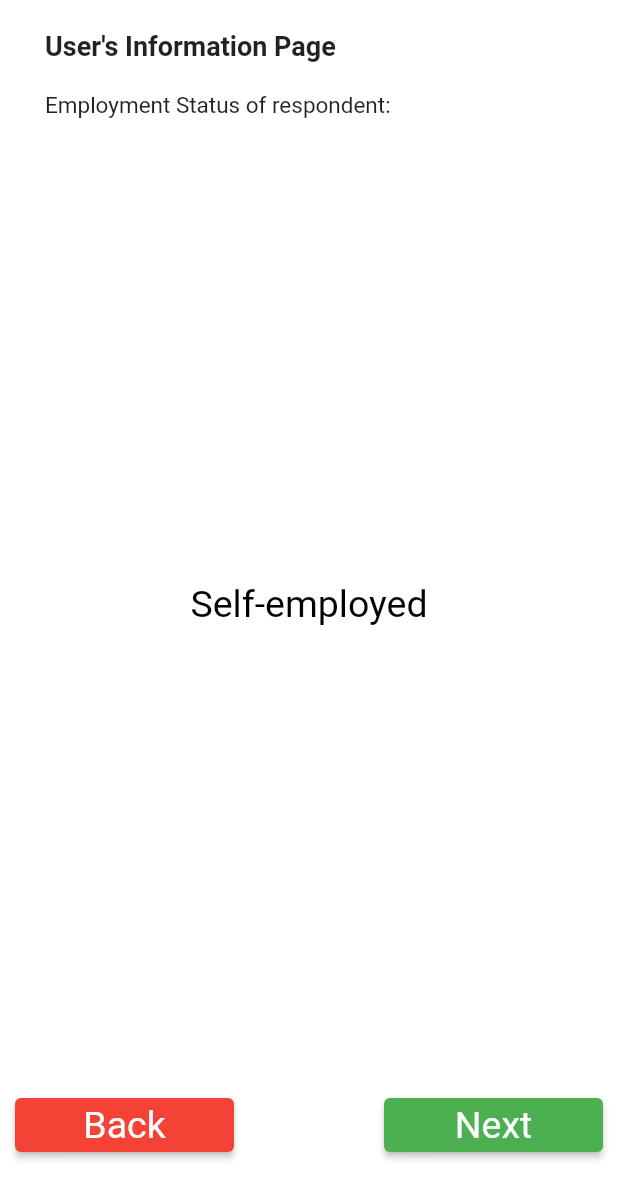
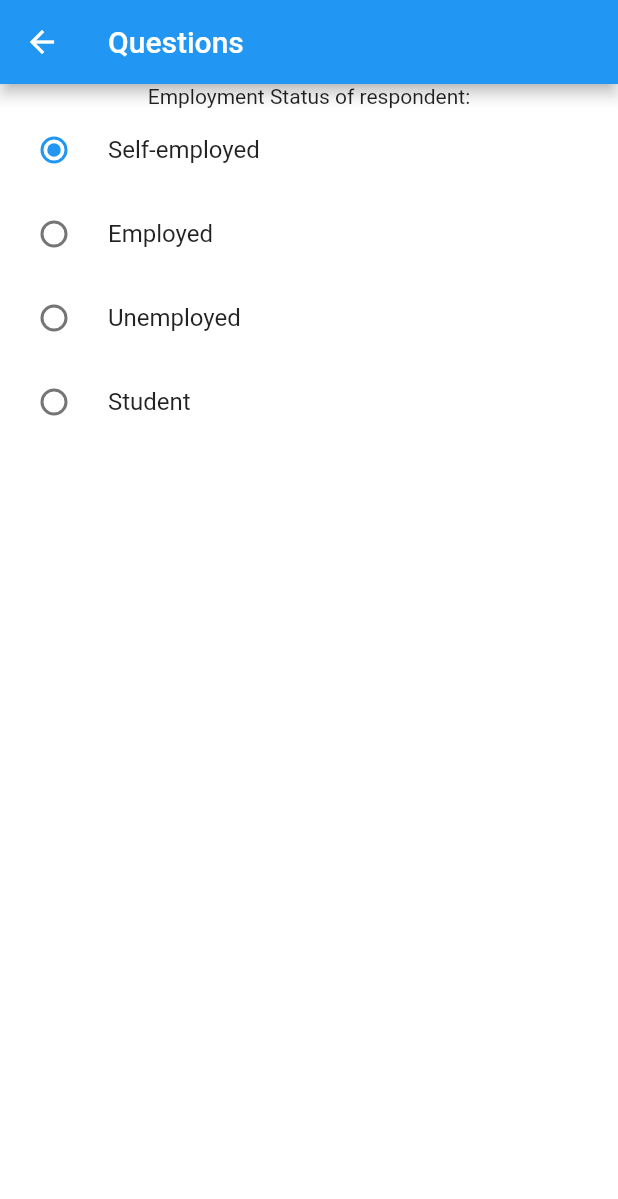
Before and after one commit to Dolappo/survey_app, a Flutter app: the Welcome screen opened by its route, after a tap on "Yes", on a phone screen of 412 x 824 dp. Shown: the top 1199 px of the screen. Run offline on Flutter 3.47's test engine with Material 2 defaults, Android fonts, the phone set to English and light mode, and no system bars; our stand-ins replace flutter_spinkit, google_fonts, rflutter_alert.

Commit message:
I have refactored the code and fixed the display of the questions and options. I also used a pageview here.
What's left now is to fix the selection of an option. I wrote a code for that this morning without running it, not so sure if it works already.

```diff
--- a/lib/display_questions_screen.dart
+++ b/lib/display_questions_screen.dart
@@ -1,154 +1,97 @@
 import 'package:flutter/material.dart';
-import 'package:rflutter_alert/rflutter_alert.dart';
-import 'package:survey_challenge/questions_bank.dart';
-import 'package:survey_challenge/prepare_survey_screen.dart';
+import 'package:survey_challenge/model.dart';
 
-class DisplayQuestions extends StatelessWidget {
-  const DisplayQuestions({Key? key}) : super(key: key);
+class QuestionWidget extends StatefulWidget {
+  final int index;
+  const QuestionWidget({required this.index, Key? key}) : super(key: key);
 
   @override
+  State<QuestionWidget> createState() => _QuestionWidgetState();
+}
+
+class _QuestionWidgetState extends State<QuestionWidget> {
+  AppController app = AppController();
+  @override
   Widget build(BuildContext context) {
-    return const MaterialApp(
-      home: Scaffold(
-        backgroundColor: Colors.white,
-        body: SafeArea(
-          child: Padding(
-            padding: EdgeInsets.symmetric(horizontal: 10.0),
-            child: ShowQuestions(),
-          ),
-        ),
-      ),
+    AppController app = AppController();
+    String groupValue = app.questions[widget.index].options[0];
+    return Column(
+      children: [
+        Text(app.questions[widget.index].questionText),
+        OptionsTile(
+            index: widget.index,
+            groupValue: groupValue,
+          onChanged: (value){
+              setState((){
+                groupValue = value!;
+              });
+          },
+        )
+      ],
     );
   }
 }
 
-class ShowQuestions extends StatefulWidget {
-  const ShowQuestions({Key? key}) : super(key: key);
+class OptionsTile extends StatefulWidget {
+  final int index;
+  final String groupValue;
+  final void Function(String?)? onChanged;
+  const OptionsTile({required this.groupValue, required this.onChanged,required this.index, Key? key}) : super(key: key);
 
   @override
-  State<ShowQuestions> createState() => _ShowQuestionsState();
+  State<OptionsTile> createState() => _OptionsTileState();
 }
 
-class _ShowQuestionsState extends State<ShowQuestions> {
-  InformationQuestion surveyQuestions = InformationQuestion();
-  void readyScreen() {
-    setState(() {
-      if (surveyQuestions.isFinished() == true) {
-        Alert(
-          context: context,
-          type: AlertType.success,
-          title: "Thank You!",
-          desc:
-              "Your information is safe with us. Kindly proceed to the survey questions!",
-          buttons: [
-            DialogButton(
-              onPressed: () => Navigator.push(
-                context,
-                MaterialPageRoute(
-                  builder: ((context) => const Ready()),
-                ),
-              ),
-              width: 120,
-              child: const Text(
-                "CONTINUE",
-                style: TextStyle(color: Colors.white, fontSize: 20),
-              ),
-            )
-          ],
-        ).show();
-      }
-      surveyQuestions.nextQuestion();
-    });
-  }
-
+class _OptionsTileState extends State<OptionsTile> {
   @override
   Widget build(BuildContext context) {
+    AppController app = AppController();
+    bool isSelected = false;
     return Column(
-      crossAxisAlignment: CrossAxisAlignment.start,
-      children: [
-        Container(
-          margin: const EdgeInsets.all(10.0),
-          child: const Padding(
-            padding: EdgeInsets.all(10.0),
-            child: Text(
-              'User\'s Information Page',
-              style: TextStyle(
-                fontSize: 18.0,
-                fontWeight: FontWeight.bold,
-              ),
-            ),
-          ),
-        ),
-        Padding(
-          padding: const EdgeInsets.only(left: 20.0),
-          child: Text(
-            surveyQuestions.getQuestionText()!,
-            style: const TextStyle(
-              fontSize: 15.0,
-              fontWeight: FontWeight.w400,
-            ),
-          ),
-        ),
-        Expanded(
-          flex: 5,
-          child: Padding(
-            padding: const EdgeInsets.all(10.0),
-            child: Center(
-              child: Text(
-                surveyQuestions.getOptionA()!,
-                textAlign: TextAlign.center,
-                style: const TextStyle(
-                  fontSize: 25.0,
-                  color: Colors.black,
-                ),
-              ),
-            ),
-          ),
-        ),
-        Padding(
-          padding: const EdgeInsets.only(bottom: 50.0),
-          child: Row(
-            mainAxisAlignment: MainAxisAlignment.spaceBetween,
-            children: [
-              Expanded(
-                child: ElevatedButton(
-                  style: ButtonStyle(
-                    backgroundColor: MaterialStateProperty.all(Colors.red),
-                  ),
-                  onPressed: () {
-                    setState(() {
-                      surveyQuestions.backQuestion();
-                    });
-                  },
-                  child: const Text(
-                    'Back',
-                    style:
-                        TextStyle(fontSize: 25.0, fontWeight: FontWeight.w400),
-                  ),
-                ),
-              ),
-              const SizedBox(
-                width: 100.0,
-              ),
-              Expanded(
-                child: ElevatedButton(
-                  style: ButtonStyle(
-                    backgroundColor: MaterialStateProperty.all(Colors.green),
-                  ),
-                  onPressed: () {
-                    readyScreen();
-                  },
-                  child: const Text(
-                    'Next',
-                    style:
-                        TextStyle(fontSize: 25.0, fontWeight: FontWeight.w400),
-                  ),
-                ),
-              ),
-            ],
-          ),
-        ),
-      ],
-    );
+        children: List.generate(app.questions[widget.index].options.length, (index) {
+      String? groupValue = app.questions[widget.index].options[1];
+      return RadioListTile(
+        value: app.questions[widget.index].options[index],
+        groupValue: widget.groupValue,
+        onChanged: widget.onChanged,
+        title: Text(app.questions[widget.index].options[index]),
+      );
+    }));
   }
 }
+
+class QuestionsScreen extends StatefulWidget {
+  const QuestionsScreen({Key? key}) : super(key: key);
+  @override
+  State<QuestionsScreen> createState() => _QuestionsScreenState();
+}
+class _QuestionsScreenState extends State<QuestionsScreen> {
+  int currentPage = 0;
+  void nextQuestion(int index) {
+    currentPage = index;
+  }
+  AppController app = AppController();
+  @override
+  Widget build(BuildContext context) {
+    return Scaffold(
+        appBar: AppBar(
+          title: const Text('Questions'),
+        ),
+        body: SafeArea(
+            child: Container(
+                color: Colors.white,
+                height: MediaQuery.of(context).size.height,
+                child: Column(
+                    children: [
+                  SizedBox(
+                    height: MediaQuery.of(context).size.height * 0.6,
+                    child: PageView(
+                      scrollDirection: Axis.vertical,
+                      onPageChanged: (i)=> nextQuestion(i),
+                      children: List.generate(
+                          4, (index) => QuestionWidget(index: index)),
+                    ),
+                  ),
+                ]))));
+  }
+}
--- a/lib/main.dart
+++ b/lib/main.dart
@@ -30,9 +30,9 @@ class _MyAppState extends State<MyApp> {
         '/welcome': (context) {
           return const Welcome();
         },
-        '/questions': (context) {
-          return const DisplayQuestions();
-        },
+        // '/questions': (context) {
+        //   return const DisplayQuestions();
+        // },
       },
     );
   }
--- /dev/null
+++ b/lib/model.dart
@@ -0,0 +1,47 @@
+import 'package:provider/provider.dart';
+import 'package:flutter/material.dart';
+import 'package:survey_challenge/questions.dart';
+
+class AppController{
+  final List<Question> _questionsKeeper = [
+  Question(
+  questionText: "Employment Status of respondent:",
+  options: [
+    "Self-employed",
+    "Employed",
+    "Unemployed",
+     "Student",
+  ]
+  ),
+  Question(
+  questionText:  "How old are you now? ",
+  options: [
+    "0-20",
+    "21-40",
+    "41-60",
+    "61 and above",
+  ],
+  ),
+  Question(
+  questionText: "What is your current weight? ",
+  options:[
+    "50-70",
+    "71-80",
+    "80-90",
+    "91 and above",
+  ]
+  ),
+  Question(
+  questionText: "What is your marital status? ",
+  options: [
+    "Single",
+    "Married",
+    "Divorced",
+    "Widowed",
+  ],
+  ),
+];
+
+  List<Question> get questions => _questionsKeeper;
+
+}
--- a/lib/questions.dart
+++ b/lib/questions.dart
@@ -1,15 +1,19 @@
 class Question {
-  String? questionText;
-  String? optionA;
-  String? optionB;
-  String? optionC;
-  String? optionD;
+  String questionText;
+  List<String> options;
 
-  Question(
-    this.questionText,
-    this.optionA,
-    this.optionB,
-    this.optionC,
-    this.optionD,
-  );
+  Question({
+    required this.questionText,
+    required this.options,
+  });
 }
+
+
+class Options{
+  String optionA;
+  String optionB;
+  String optionC;
+  String optionD;
+
+  Options({required this.optionA, required this.optionB, required this.optionC, required this.optionD});
+}
--- a/lib/questions_bank.dart
+++ b/lib/questions_bank.dart
@@ -1,109 +1,83 @@
-// ignore_for_file: avoid_print
-
-import 'package:survey_challenge/questions.dart';
-
-class InformationQuestion {
-  int _questionNumber = 0;
-  final List<Question> _questionsKeeper = [
-    Question(
-      "Employment Status of respondent:",
-      "Self-employed",
-      "Employed",
-      "Unemployed",
-      "Student",
-    ),
-    Question(
-      "How old are you now? ",
-      "0-20",
-      "21-40",
-      "41-60",
-      "61 and above",
-    ),
-    Question(
-      "What is your current weight? ",
-      "21-40",
-      "41-60",
-      "61 and above",
-      "No idea",
-    ),
-    Question(
-      "What is your current height? ",
-      "21-40",
-      "41-60",
-      "61 and above",
-      "No idea",
-    ),
-    Question(
-      "What is you marital status? ",
-      "Single",
-      "Married",
-      "Divorced",
-      "Widowed",
-    ),
-    Question(
-      "Highest level of education attained?",
-      "No Formal education",
-      "Primary",
-      "Secondary",
-      "Tertiary",
-    ),
-    Question(
-      "What is your ethnic group?",
-      "Yoruba",
-      "Igbo",
-      "Hausa",
-      "Others",
-    ),
-    Question(
-      "How much do you earn weekly",
-      "0 – 1000",
-      "1000 – 5000",
-      "5000 – 10000",
-      "10000 and above",
-    ),
-    Question(
-      "What is your religion",
-      "Christian",
-      "Muslim",
-      "Traditional",
-      "No Religion",
-    ),
-    Question(
-      "This survey entails questions on your health."
-          " Are you in for it?",
-      "Yes",
-      "No",
-      "Maybe",
-      "I don't know",
-    ),
-  ];
-
-  String? getQuestionText() {
-    return _questionsKeeper[_questionNumber].questionText;
-  }
-
-  String? getOptionA() {
-    return _questionsKeeper[_questionNumber].optionA;
-  }
-
-  void nextQuestion() {
-    if (_questionNumber < _questionsKeeper.length - 1) {
-      _questionNumber++;
-    }
-  }
-
-  void backQuestion() {
-    if (_questionNumber != 0) {
-      _questionNumber--;
-    }
-  }
-
-  bool isFinished() {
-    if (_questionNumber == _questionsKeeper.length - 1) {
-      print('end of question');
-      return true;
-    } else {
-      return false;
-    }
-  }
-}
+// // ignore_for_file: avoid_print
+//
+// import 'package:survey_challenge/questions.dart';
+//
+// class InformationQuestion {
+//   // int _questionNumber = 0;
+//
+//     // Question(
+//     //   "What is you marital status? ",
+//     //   "Single",
+//     //   "Married",
+//     //   "Divorced",
+//     //   "Widowed",
+//     // ),
+//     // Question(
+//     //   "Highest level of education attained?",
+//     //   "No Formal education",
+//     //   "Primary",
+//     //   "Secondary",
+//     //   "Tertiary",
+//     // ),
+//     // Question(
+//     //   "What is your ethnic group?",
+//     //   "Yoruba",
+//     //   "Igbo",
+//     //   "Hausa",
+//     //   "Others",
+//     // ),
+//     // Question(
+//     //   "How much do you earn weekly",
+//     //   "0 – 1000",
+//     //   "1000 – 5000",
+//     //   "5000 – 10000",
+//     //   "10000 and above",
+//     // ),
+//     // Question(
+//     //   "What is your religion",
+//     //   "Christian",
+//     //   "Muslim",
+//     //   "Traditional",
+//     //   "No Religion",
+//     // ),
+//     // Question(
+//     //   "This survey entails questions on your health."
+//     //       " Are you in for it?",
+//     //   "Yes",
+//     //   "No",
+//     //   "Maybe",
+//     //   "I don't know",
+//     // ),
+//   ];
+//
+//   // String? getQuestionText() {
+//   //   return _questionsKeeper[_questionNumber].questionText;
+//   // }
+//   //
+//   // String? getOptionA() {
+//   //   return _questionsKeeper[_questionNumber].optionA;
+//   // }
+//   //
+//   // void nextQuestion() {
+//   //   if (_questionNumber < _questionsKeeper.length - 1) {
+//   //     _questionNumber++;
+//   //   }
+//   // }
+//   //
+//   // void backQuestion() {
+//   //   if (_questionNumber != 0) {
+//   //     _questionNumber--;
+//   //   }
+//   // }
+//   //
+//   // bool isFinished() {
+//   //   if (_questionNumber == _questionsKeeper.length - 1) {
+//   //     print('end of question');
+//   //     return true;
+//   //   } else {
+//   //     return false;
+//   //   }
+//   // }
+// }
+//
+//
--- a/lib/welcome.dart
+++ b/lib/welcome.dart
@@ -1,4 +1,5 @@
 import 'package:flutter/material.dart';
+import 'package:survey_challenge/display_questions_screen.dart';
 import 'package:survey_challenge/text_styles.dart';
 import 'package:rflutter_alert/rflutter_alert.dart';
 
@@ -55,7 +56,7 @@ class _WelcomeState extends State<Welcome> {
                 Expanded(
                   child: ElevatedButton(
                     onPressed: () {
-                      Navigator.pushNamed(context, '/questions');
+                      Navigator.push(context, MaterialPageRoute(builder: (context)=> QuestionsScreen()));
                     },
                     child: const Text(
                       'Yes',
--- a/pubspec.yaml
+++ b/pubspec.yaml
@@ -8,7 +8,7 @@ publish_to: 'none' # Remove this line if you wish to publish to pub.dev
 version: 1.0.0+1
 
 environment:
-  sdk: ">=2.17.1 <3.0.0"
+  sdk: ">=2.16.1 <3.0.0"
 
 
 dependencies:
@@ -20,12 +20,13 @@ dependencies:
   cupertino_icons: ^1.0.2
   flutter_spinkit: ^5.1.0
   rflutter_alert: ^2.0.4
+  provider: ^6.0.3
 
 dev_dependencies:
   flutter_test:
     sdk: flutter
 
-  flutter_lints: ^2.0.0
+  flutter_lints:
 
 flutter:
 
```
Also changed, not shown: pubspec.lock.
